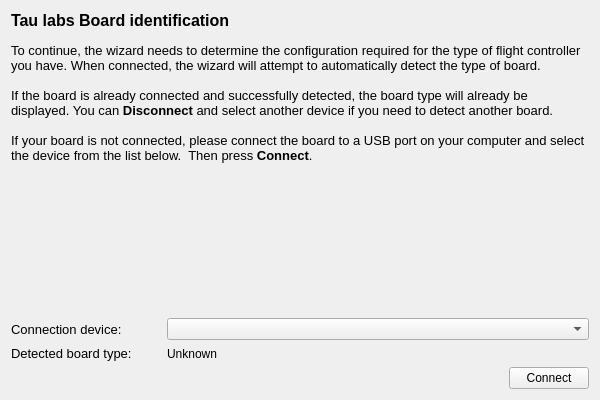
This is ground/gcs/src/plugins/setupwizard/pages/controllerpage.ui in TauLabs/TauLabs as Qt 5 draws it before an edit. The edited form follows.
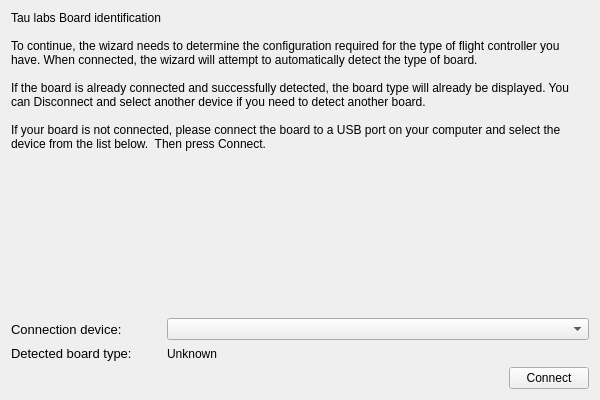
This is the edited form.

Commit message:
SetupWizard: strip formatting from text
The formatting applied does not work well across platforms.  Removing
until that is improved.

What changed in the file:
```diff
--- a/ground/gcs/src/plugins/setupwizard/pages/controllerpage.ui
+++ b/ground/gcs/src/plugins/setupwizard/pages/controllerpage.ui
@@ -29,17 +29,13 @@
    <item>
     <widget class="QLabel" name="label">
      <property name="text">
-      <string>&lt;!DOCTYPE HTML PUBLIC &quot;-//W3C//DTD HTML 4.0//EN&quot; &quot;http://www.w3.org/TR/REC-html40/strict.dtd&quot;&gt;
-&lt;html&gt;&lt;head&gt;&lt;meta name=&quot;qrichtext&quot; content=&quot;1&quot; /&gt;&lt;style type=&quot;text/css&quot;&gt;
-p, li { white-space: pre-wrap; }
-&lt;/style&gt;&lt;/head&gt;&lt;body style=&quot; font-family:'Lucida Grande'; font-size:13pt; font-weight:400; font-style:normal;&quot;&gt;
-&lt;p style=&quot; margin-top:0px; margin-bottom:0px; margin-left:0px; margin-right:0px; -qt-block-indent:0; text-indent:0px;&quot;&gt;&lt;span style=&quot; font-family:'MS Shell Dlg 2'; font-size:12pt; font-weight:600;&quot;&gt;Tau labs Board identification&lt;/span&gt;&lt;/p&gt;
-&lt;p style=&quot;-qt-paragraph-type:empty; margin-top:0px; margin-bottom:0px; margin-left:0px; margin-right:0px; -qt-block-indent:0; text-indent:0px; font-family:'MS Shell Dlg 2'; font-size:8pt;&quot;&gt;&lt;br /&gt;&lt;/p&gt;
-&lt;p style=&quot; margin-top:0px; margin-bottom:0px; margin-left:0px; margin-right:0px; -qt-block-indent:0; text-indent:0px;&quot;&gt;&lt;span style=&quot; font-family:'MS Shell Dlg 2'; font-size:10pt;&quot;&gt;To continue, the wizard needs to determine the configuration required for the type of flight controller you have. When connected, the wizard will attempt to automatically detect the type of board.&lt;/span&gt;&lt;/p&gt;
-&lt;p style=&quot;-qt-paragraph-type:empty; margin-top:0px; margin-bottom:0px; margin-left:0px; margin-right:0px; -qt-block-indent:0; text-indent:0px; font-family:'MS Shell Dlg 2'; font-size:10pt;&quot;&gt;&lt;br /&gt;&lt;/p&gt;
-&lt;p style=&quot; margin-top:0px; margin-bottom:0px; margin-left:0px; margin-right:0px; -qt-block-indent:0; text-indent:0px;&quot;&gt;&lt;span style=&quot; font-family:'MS Shell Dlg 2'; font-size:10pt;&quot;&gt;If the board is already connected and successfully detected, the board type will already be displayed. You can &lt;/span&gt;&lt;span style=&quot; font-family:'MS Shell Dlg 2'; font-size:10pt; font-weight:600;&quot;&gt;Disconnect&lt;/span&gt;&lt;span style=&quot; font-family:'MS Shell Dlg 2'; font-size:10pt;&quot;&gt; and select another device if you need to detect another board.&lt;/span&gt;&lt;/p&gt;
-&lt;p style=&quot;-qt-paragraph-type:empty; margin-top:0px; margin-bottom:0px; margin-left:0px; margin-right:0px; -qt-block-indent:0; text-indent:0px; font-family:'MS Shell Dlg 2'; font-size:10pt;&quot;&gt;&lt;br /&gt;&lt;/p&gt;
-&lt;p style=&quot; margin-top:0px; margin-bottom:0px; margin-left:0px; margin-right:0px; -qt-block-indent:0; text-indent:0px;&quot;&gt;&lt;span style=&quot; font-family:'MS Shell Dlg 2'; font-size:10pt;&quot;&gt;If your board is not connected, please connect the board to a USB port on your computer and select the device from the list below.  Then press &lt;/span&gt;&lt;span style=&quot; font-family:'MS Shell Dlg 2'; font-size:10pt; font-weight:600;&quot;&gt;Connect&lt;/span&gt;&lt;span style=&quot; font-family:'MS Shell Dlg 2'; font-size:10pt;&quot;&gt;.&lt;/span&gt;&lt;/p&gt;&lt;/body&gt;&lt;/html&gt;</string>
+      <string>Tau labs Board identification
+
+To continue, the wizard needs to determine the configuration required for the type of flight controller you have. When connected, the wizard will attempt to automatically detect the type of board.
+
+If the board is already connected and successfully detected, the board type will already be displayed. You can Disconnect and select another device if you need to detect another board.
+
+If your board is not connected, please connect the board to a USB port on your computer and select the device from the list below.  Then press Connect.</string>
      </property>
      <property name="textFormat">
       <enum>Qt::AutoText</enum>
```
The commit also changes 13 other files.
